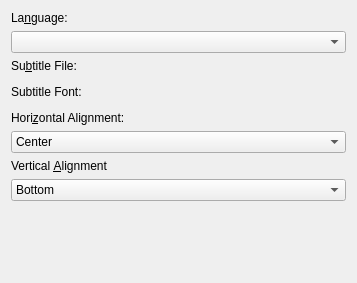
google-code-export/kmediafactory, file plugins/video/subtitleoptions.ui: the form before one commit.
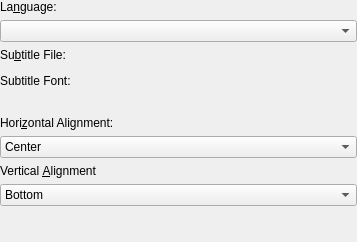
The form after the commit. Custom widgets are drawn as their Qt base class.

```diff
--- a/plugins/video/subtitleoptions.ui
+++ b/plugins/video/subtitleoptions.ui
@@ -6,7 +6,7 @@
     <x>0</x>
     <y>0</y>
     <width>357</width>
-    <height>283</height>
+    <height>242</height>
    </rect>
   </property>
   <property name="windowTitle" >
@@ -14,7 +14,7 @@
   </property>
   <layout class="QVBoxLayout" >
    <property name="margin" >
-    <number>11</number>
+    <number>0</number>
    </property>
    <property name="spacing" >
     <number>6</number>
@@ -65,7 +65,14 @@
     </widget>
    </item>
    <item>
-    <widget class="KMFFontChooser" native="1" name="subtitleFontChooser" />
+    <widget class="KMFFontChooser" native="1" name="subtitleFontChooser" >
+     <property name="minimumSize" >
+      <size>
+       <width>0</width>
+       <height>16</height>
+      </size>
+     </property>
+    </widget>
    </item>
    <item>
     <widget class="QLabel" name="horizontalLabel" >
```
